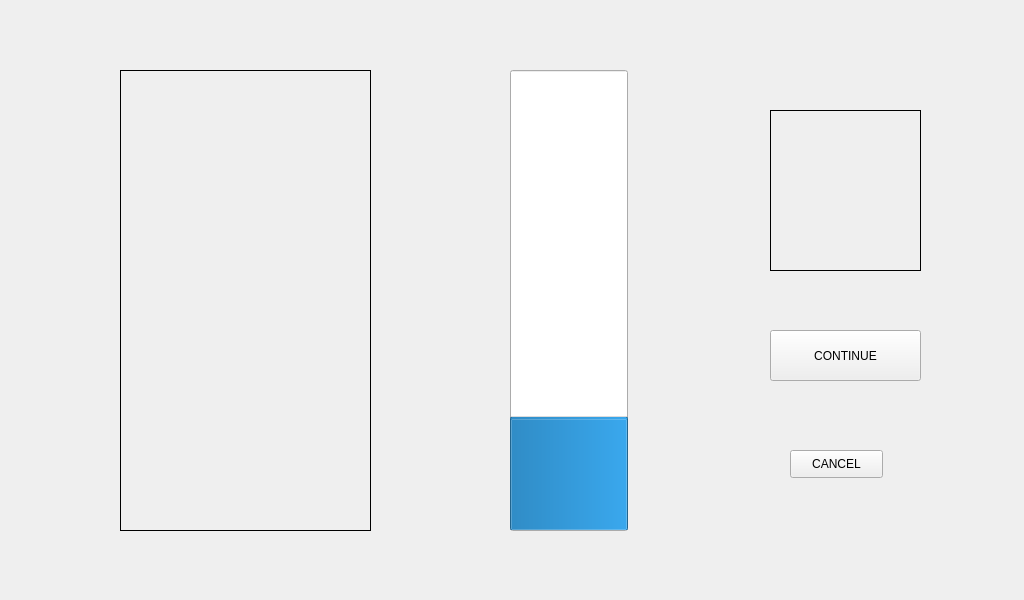
vduyhai/Do-an-tot-nghiep, file GUI/camera.ui: the form before one commit.
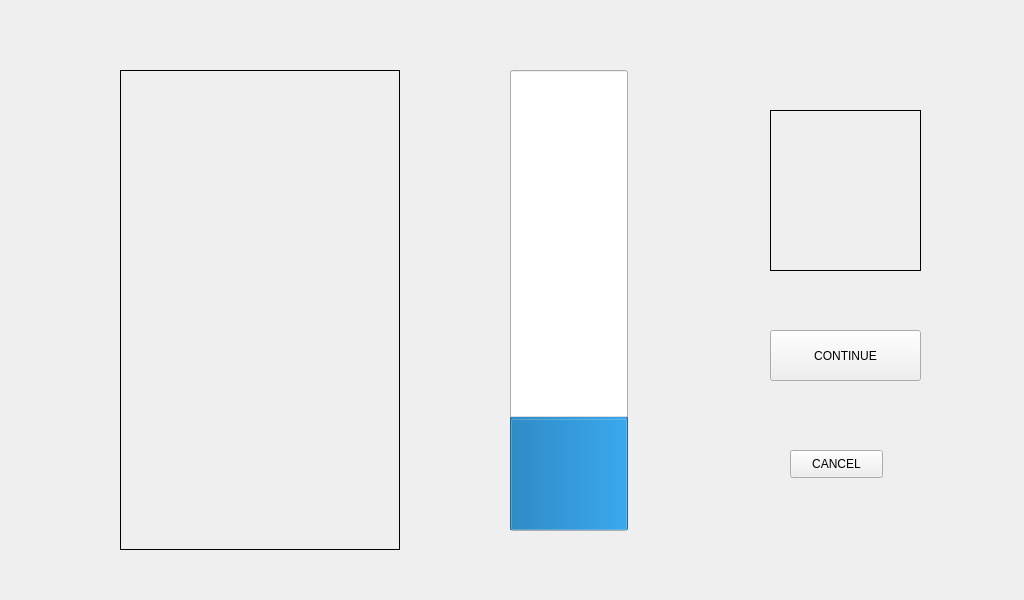
The form after the commit.

What changed in the file:
```diff
--- a/GUI/camera.ui
+++ b/GUI/camera.ui
@@ -80,8 +80,8 @@
      <rect>
       <x>120</x>
       <y>70</y>
-      <width>251</width>
-      <height>461</height>
+      <width>280</width>
+      <height>480</height>
      </rect>
     </property>
     <property name="frameShape">
```
Left out of the diff: 2 changed lines with no effect on the pictures.
